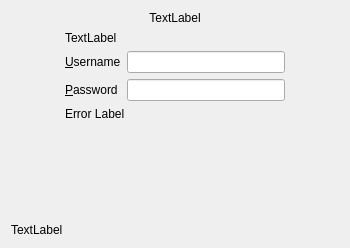
First picture: the form in src/gui/wizard/owncloudhttpcredspage.ui, repository nextcloud/desktop, before the edit.
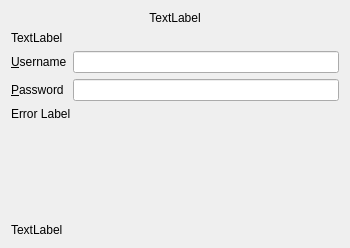
Second picture: the form after the edit.

Commit message: Gui: Remove usage of grid layout from most remaingin forms

The edit to the form file:
```diff
--- a/src/gui/wizard/owncloudhttpcredspage.ui
+++ b/src/gui/wizard/owncloudhttpcredspage.ui
@@ -13,11 +13,8 @@
   <property name="windowTitle">
    <string>Form</string>
   </property>
-  <layout class="QGridLayout" name="gridLayout">
-   <item row="5" column="1">
-    <layout class="QHBoxLayout" name="resultLayout"/>
-   </item>
-   <item row="0" column="0" colspan="3">
+  <layout class="QVBoxLayout" name="verticalLayout">
+   <item>
     <widget class="QLabel" name="topLabel">
      <property name="text">
       <string notr="true">TextLabel</string>
@@ -33,39 +30,23 @@
      </property>
     </widget>
    </item>
-   <item row="3" column="0">
-    <spacer name="horizontalSpacer">
-     <property name="orientation">
-      <enum>Qt::Horizontal</enum>
+   <item>
+    <widget class="QLabel" name="tokenLabel">
+     <property name="text">
+      <string notr="true">TextLabel</string>
      </property>
-     <property name="sizeType">
-      <enum>QSizePolicy::Fixed</enum>
+     <property name="textFormat">
+      <enum>Qt::RichText</enum>
      </property>
-     <property name="sizeHint" stdset="0">
-      <size>
-       <width>48</width>
-       <height>20</height>
-      </size>
+     <property name="wordWrap">
+      <bool>true</bool>
      </property>
-    </spacer>
-   </item>
-   <item row="3" column="2">
-    <spacer name="horizontalSpacer_2">
-     <property name="orientation">
-      <enum>Qt::Horizontal</enum>
+     <property name="openExternalLinks">
+      <bool>true</bool>
      </property>
-     <property name="sizeType">
-      <enum>QSizePolicy::Fixed</enum>
-     </property>
-     <property name="sizeHint" stdset="0">
-      <size>
-       <width>48</width>
-       <height>20</height>
-      </size>
-     </property>
-    </spacer>
+    </widget>
    </item>
-   <item row="3" column="1">
+   <item>
     <layout class="QFormLayout" name="formLayout">
      <item row="0" column="0">
       <widget class="QLabel" name="usernameLabel">
@@ -112,7 +93,7 @@
      </item>
     </layout>
    </item>
-   <item row="4" column="1">
+   <item>
     <spacer name="verticalSpacer">
      <property name="orientation">
       <enum>Qt::Vertical</enum>
@@ -125,7 +106,10 @@
      </property>
     </spacer>
    </item>
-   <item row="6" column="0" colspan="3">
+   <item>
+    <layout class="QHBoxLayout" name="resultLayout"/>
+   </item>
+   <item>
     <widget class="QLabel" name="bottomLabel">
      <property name="text">
       <string notr="true">TextLabel</string>
@@ -135,22 +119,6 @@
      </property>
     </widget>
    </item>
-   <item row="1" column="1">
-    <widget class="QLabel" name="tokenLabel">
-     <property name="text">
-      <string notr="true">TextLabel</string>
-     </property>
-     <property name="textFormat">
-      <enum>Qt::RichText</enum>
-     </property>
-     <property name="wordWrap">
-      <bool>true</bool>
-     </property>
-     <property name="openExternalLinks">
-      <bool>true</bool>
-     </property>
-    </widget>
-   </item>
   </layout>
  </widget>
  <resources/>
```
The commit also changes 13 other files.
